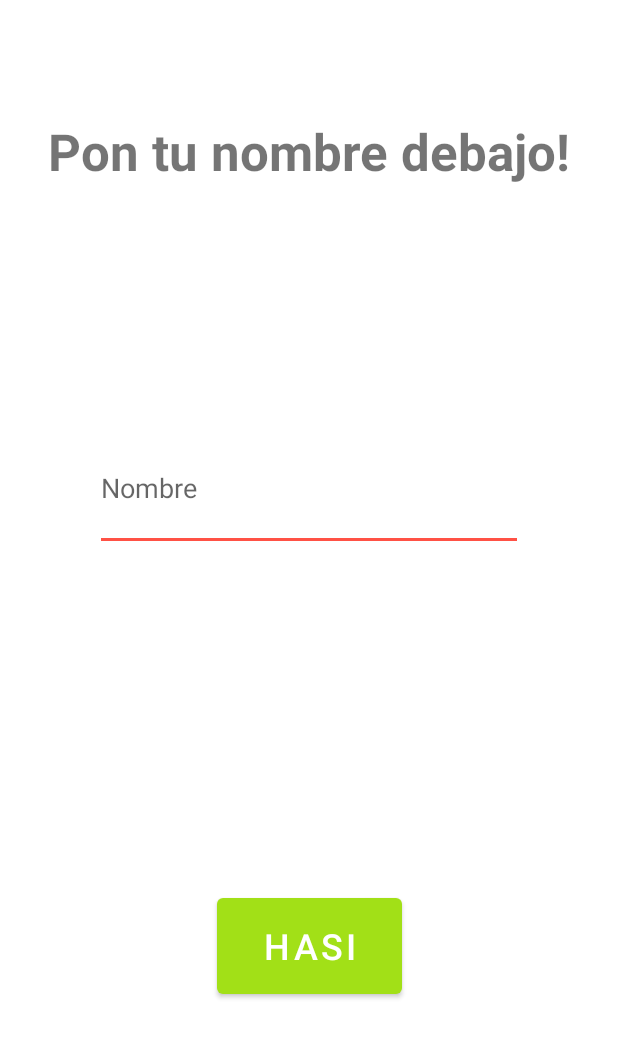
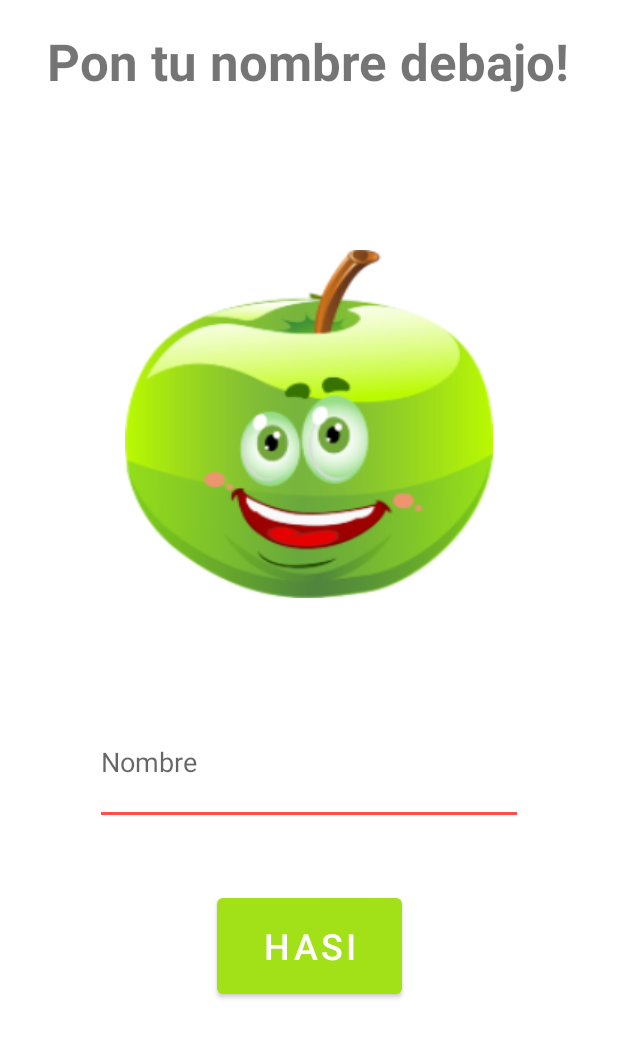
Before and after one commit to Mimenza/DidaktikApp, an Android app: the Activity2_Login screen opened directly, with no data from a screen before it, on a phone screen of 412 x 824 dp. Shown: the top 1038 px of the screen. Run offline under Robolectric (Android 15) with nearby library versions, the phone set to English and light mode, and no system bars; our stand-ins replace Firebase (no records; nobody signed in at launch, a user with empty details on screens opened directly).

Commit message:
logo en login upelio

```diff
--- a/app/src/main/res/layout/activity2_login.xml
+++ b/app/src/main/res/layout/activity2_login.xml
@@ -17,9 +17,10 @@
         android:textStyle="bold"
         app:layout_constraintBottom_toBottomOf="parent"
         app:layout_constraintEnd_toEndOf="parent"
+        app:layout_constraintHorizontal_bias="0.492"
         app:layout_constraintStart_toStartOf="parent"
         app:layout_constraintTop_toTopOf="parent"
-        app:layout_constraintVertical_bias="0.1" />
+        app:layout_constraintVertical_bias="0.023" />
 
     <Button
         android:id="@+id/btn1_hasi"
@@ -44,5 +45,16 @@
         app:layout_constraintEnd_toEndOf="parent"
         app:layout_constraintStart_toStartOf="parent"
         app:layout_constraintTop_toTopOf="parent"
-        app:layout_constraintVertical_bias="0.383" />
+        app:layout_constraintVertical_bias="0.63" />
+
+    <ImageView
+        android:id="@+id/imageView"
+        android:layout_width="wrap_content"
+        android:layout_height="wrap_content"
+        app:layout_constraintBottom_toBottomOf="parent"
+        app:layout_constraintEnd_toEndOf="parent"
+        app:layout_constraintStart_toStartOf="parent"
+        app:layout_constraintTop_toTopOf="parent"
+        app:layout_constraintVertical_bias="0.282"
+        app:srcCompat="@drawable/upeliosagarra" />
 </androidx.constraintlayout.widget.ConstraintLayout>
```
